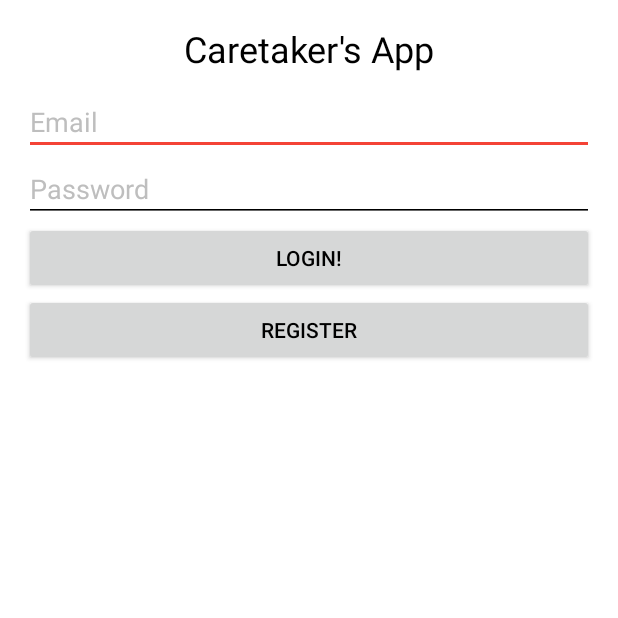
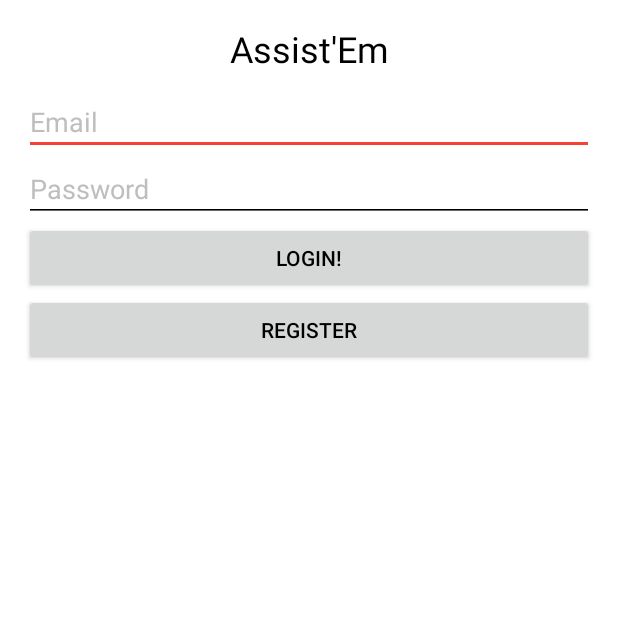
Before and after one commit to AssistEm/assistem-android, an Android app: the screen it shows after launch (LoginActivity), on a phone screen of 412 x 824 dp, the top half of it. Run offline under Robolectric (Android 15) with nearby library versions, the phone set to English and light mode, and no system bars; libraries missing offline, so code that uses them is left out: com.loopj.android, retrofit.client; 1 statement that could not run was skipped.

```diff
--- a/CaretakersApp/app/src/main/java/seniorproject/caretakers/caretakersapp/data/handlers/AccountHandler.java
+++ b/CaretakersApp/app/src/main/java/seniorproject/caretakers/caretakersapp/data/handlers/AccountHandler.java
@@ -57,7 +57,7 @@ public class AccountHandler {
     private static final String PROPERTY_APP_VERSION = "appVersion";
 
     //Sender ID for the Assist'em app
-    private static final String GCM_SENDER_ID = "202386854646";
+    private static final String GCM_SENDER_ID = "5951439371s84";
 
     static AccountHandler mInstance;
 
@@ -536,10 +536,15 @@ public class AccountHandler {
      * Public method to being the GCM registration process
      */
     public void registerGCM() {
+        Log.i("GCM", "registering gcm!!!");
         GoogleCloudMessaging gcm = GoogleCloudMessaging.getInstance(mApplicationContext);
         String regId = getRegistrationId(mApplicationContext);
+        Log.i("GCM", "gcm id is" + regId);
         if(regId.isEmpty()) {
             registerInBackground();
+        }
+        else {
+            sendGcmId(mApplicationContext, regId);
         }
     }
 
@@ -549,6 +554,7 @@ public class AccountHandler {
      * @param gcmId GCM id to send to server
      */
     private void sendGcmId(Context context, String gcmId) {
+        Log.i("GCM", "GCM ID IS" + gcmId);
         try {
             UserRestClient.setGcmId(context, gcmId, new GcmRegisterResponseHandler(gcmId));
         } catch (NoNetworkException e) {
--- a/CaretakersApp/app/src/main/java/seniorproject/caretakers/caretakersapp/ui/actvities/MainActivity.java
+++ b/CaretakersApp/app/src/main/java/seniorproject/caretakers/caretakersapp/ui/actvities/MainActivity.java
@@ -121,6 +121,7 @@ public class MainActivity extends BaseActivity implements DrawerFragment.Navigat
      * @return If Play Services is available
      */
     private boolean checkPlayServices() {
+        Log.i("GCM", "CHECKING PLAY SERVICESSSSSSSS!!!!");
         int resultCode = GooglePlayServicesUtil.isGooglePlayServicesAvailable(this);
         if (resultCode != ConnectionResult.SUCCESS) {
             if (GooglePlayServicesUtil.isUserRecoverableError(resultCode)) {
--- a/CaretakersApp/app/src/main/res/layout/activity_login.xml
+++ b/CaretakersApp/app/src/main/res/layout/activity_login.xml
@@ -15,7 +15,7 @@
         android:gravity="center_horizontal"
         android:paddingBottom="@dimen/login_element_vertical_margin"
         android:textSize="24sp"
-        android:text="Caretaker's App"/>
+        android:text="Assist'Em"/>
 
     <LinearLayout
         android:id="@+id/fragment_holder"
```
Also changed, not shown: CaretakersApp/app/src/main/java/seniorproject/caretakers/caretakersapp/CaretakersApplication.java (line endings or trailing spaces), 1 other file.
